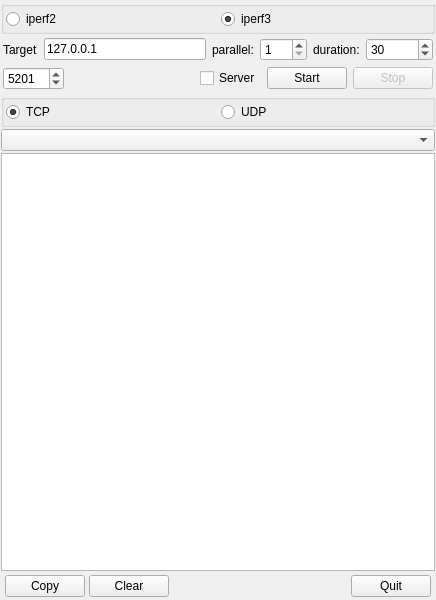
Old version of the form src/mainwindow.ui in the repository coolshou/qiperf.
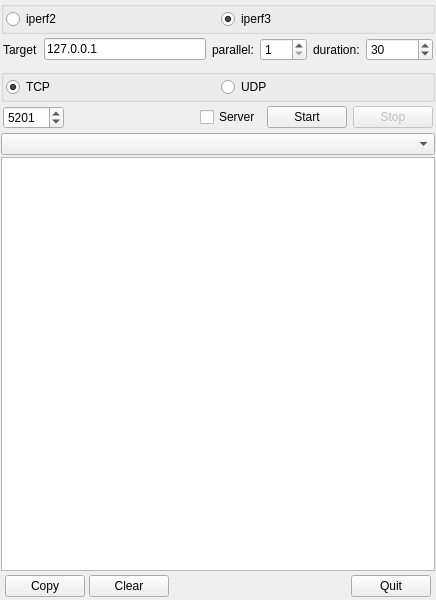
New version of the form. Icons and pictures are not drawn.

```diff
--- a/src/mainwindow.ui
+++ b/src/mainwindow.ui
@@ -18,7 +18,7 @@
     <normaloff>:/qiperf</normaloff>:/qiperf</iconset>
   </property>
   <widget class="QWidget" name="centralwidget">
-   <layout class="QVBoxLayout" name="verticalLayout" stretch="0,0,0,0,0,0,0">
+   <layout class="QVBoxLayout" name="verticalLayout" stretch="0,0,0,0,0,0">
     <property name="spacing">
      <number>2</number>
     </property>
@@ -88,6 +88,21 @@
      </widget>
     </item>
     <item>
+     <widget class="QWidget" name="widget" native="true">
+      <layout class="QVBoxLayout" name="verticalLayout_2">
+       <property name="leftMargin">
+        <number>0</number>
+       </property>
+       <property name="topMargin">
+        <number>0</number>
+       </property>
+       <property name="rightMargin">
+        <number>0</number>
+       </property>
+       <property name="bottomMargin">
+        <number>0</number>
+       </property>
+       <item>
      <widget class="QWidget" name="wTarget" native="true">
       <layout class="QHBoxLayout" name="horizontalLayout">
        <property name="leftMargin">
@@ -157,6 +172,47 @@
      </widget>
     </item>
     <item>
+        <widget class="QGroupBox" name="groupBox_2">
+         <property name="title">
+          <string/>
+         </property>
+         <layout class="QHBoxLayout" name="horizontalLayout_4">
+          <property name="leftMargin">
+           <number>2</number>
+          </property>
+          <property name="topMargin">
+           <number>2</number>
+          </property>
+          <property name="rightMargin">
+           <number>2</number>
+          </property>
+          <property name="bottomMargin">
+           <number>2</number>
+          </property>
+          <item>
+           <widget class="QRadioButton" name="rbTCP">
+            <property name="text">
+             <string>TCP</string>
+            </property>
+            <property name="checked">
+             <bool>true</bool>
+            </property>
+           </widget>
+          </item>
+          <item>
+           <widget class="QRadioButton" name="rbUDP">
+            <property name="text">
+             <string>UDP</string>
+            </property>
+           </widget>
+          </item>
+         </layout>
+        </widget>
+       </item>
+      </layout>
+     </widget>
+    </item>
+    <item>
      <widget class="QWidget" name="widget_3" native="true">
       <layout class="QHBoxLayout" name="horizontalLayout_6">
        <property name="leftMargin">
@@ -224,44 +280,6 @@
       </layout>
      </widget>
     </item>
-    <item>
-     <widget class="QGroupBox" name="groupBox_2">
-      <property name="title">
-       <string/>
-      </property>
-      <layout class="QHBoxLayout" name="horizontalLayout_4">
-       <property name="leftMargin">
-        <number>2</number>
-       </property>
-       <property name="topMargin">
-        <number>2</number>
-       </property>
-       <property name="rightMargin">
-        <number>2</number>
-       </property>
-       <property name="bottomMargin">
-        <number>2</number>
-       </property>
-       <item>
-        <widget class="QRadioButton" name="rbTCP">
-         <property name="text">
-          <string>TCP</string>
-         </property>
-         <property name="checked">
-          <bool>true</bool>
-         </property>
-        </widget>
-       </item>
-       <item>
-        <widget class="QRadioButton" name="rbUDP">
-         <property name="text">
-          <string>UDP</string>
-         </property>
-        </widget>
-       </item>
-      </layout>
-     </widget>
-    </item>
     <item>
      <widget class="QComboBox" name="cb_info"/>
     </item>
```
Lines whose indentation alone changed are shown as unchanged.
